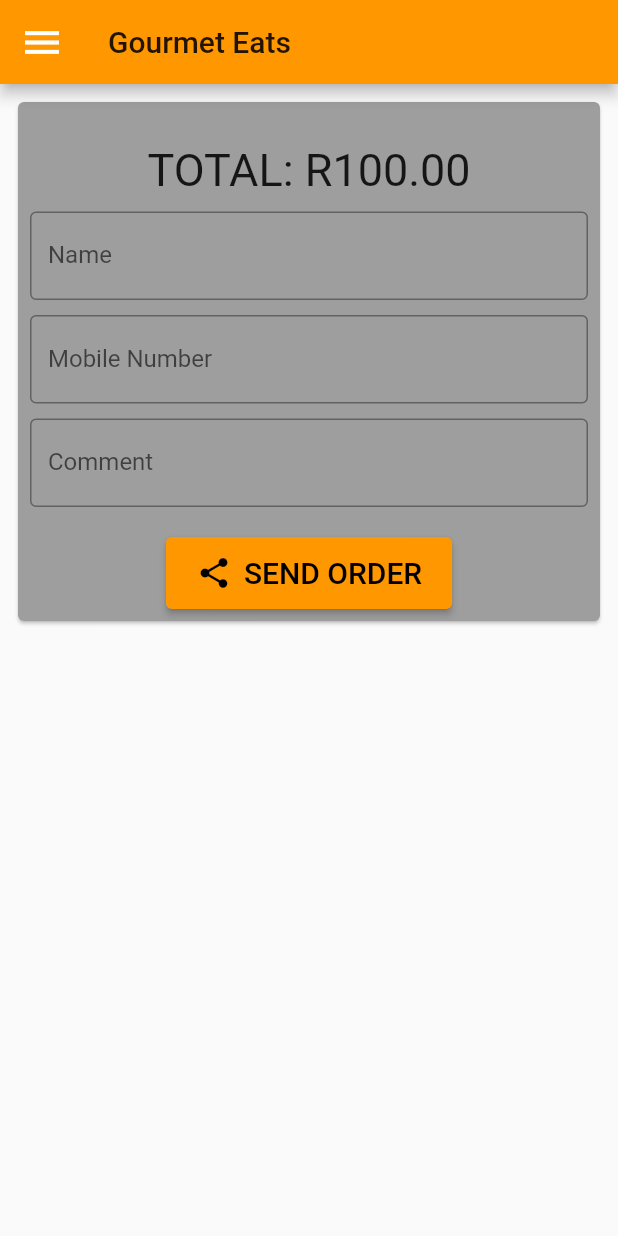
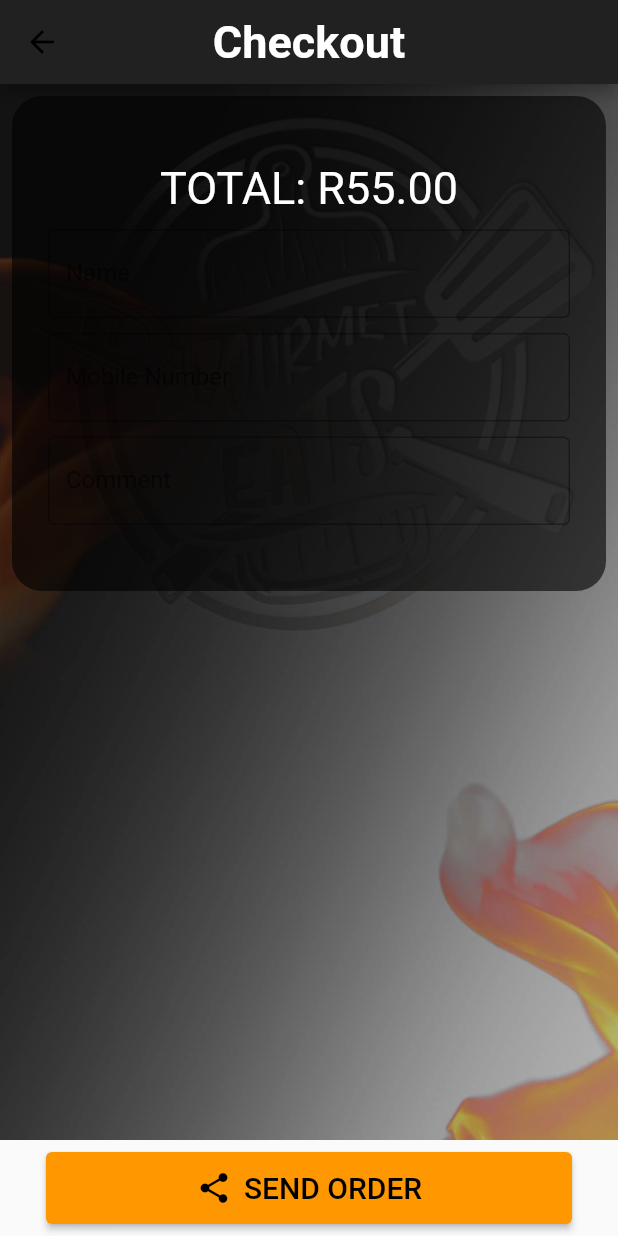
Before and after one commit to Mampuru/gourmet_eats, a Flutter app: the CheckoutView screen opened directly, on a phone screen of 412 x 824 dp. Run offline on Flutter 3.47's test engine with Material 2 defaults, Android fonts, the phone set to English and light mode, and no system bars; our stand-ins replace share.

Commit message:
updated the checkout view

```diff
--- a/lib/views/checkout_view.dart
+++ b/lib/views/checkout_view.dart
@@ -1,8 +1,7 @@
+import 'dart:ui';
+
 import 'package:flutter/material.dart';
-import 'package:fluttertoast/fluttertoast.dart';
 import 'package:gourmet_eats/constants.dart';
-import 'package:gourmet_eats/main.dart';
-import 'package:gourmet_eats/views/landing_view.dart';
 import 'package:gourmet_eats/widgets/share_button_widget.dart';
 import 'package:share/share.dart';
 
@@ -30,32 +29,40 @@ class CheckoutView extends StatelessWidget {
   @override
   Widget build(BuildContext context) {
     return Scaffold(
-      appBar: AppBar(
-        leading: Icon(Icons.menu,size:30,color: Colors.white,),
-        title: Text("Gourmet Eats"),
+      appBar:AppBar(
+        backgroundColor: Colors.grey[900],
+        centerTitle: true,
+        title: Text("Checkout",style: TextStyle(fontWeight: FontWeight.bold,color: Colors.white,fontSize: 30),),
       ),
-      body: SingleChildScrollView(
-        child: Container(
+      bottomNavigationBar: bottomBar(),
+      body: Container(
+        decoration: BoxDecoration(
+            image: DecorationImage(
+                image: AssetImage(BackgroundImage),
+                fit: BoxFit.cover,
+                colorFilter:  ColorFilter.mode(Colors.black.withOpacity(0.3),BlendMode.darken)
+            )
+        ),
+        child: Column(
+          mainAxisAlignment: MainAxisAlignment.start,
+          crossAxisAlignment: CrossAxisAlignment.stretch,
+          children: [
+            Center(
               child: Padding(
                 padding: const EdgeInsets.all(8.0),
-            child: buildContent(context),
-          ),
-        ),
-      ),
-    );
-  }
-
-  Widget buildContent(context){
-    return Card(
-      color: PrimaryColor,
-      child: Padding(
-        padding: const EdgeInsets.all(8.0),
+                child: buildBlur(
+                  borderRadius: BorderRadius.circular(20),
+                  child: Container(
+                    padding: EdgeInsets.all(24),
+                    width:  MediaQuery.of(context).size.width,
+                    color: Colors.black.withOpacity(0.6),
                     child: Column(
                       children: [
                         SizedBox(height: 20.0,),
-            Text("TOTAL: R100.00",style: TextStyle(fontSize: TitleText),),
+                        Text("TOTAL: R55.00",style: TextStyle(fontSize: TitleText,color: Colors.white),),
                         SizedBox(height: 10.0,),
                         TextField(
+                          style: TextStyle(color: Colors.white),
                           keyboardType: TextInputType.text,
                           decoration: InputDecoration(
                             focusColor: Colors.green,
@@ -78,42 +85,50 @@ class CheckoutView extends StatelessWidget {
                         TextField(
                           keyboardType: TextInputType.text,
                           decoration: InputDecoration(
-                focusColor: White,
-                fillColor: White,
+                            focusColor: Colors.white,
+                            fillColor: Colors.white,
                             labelText: 'Comment',
                             border: OutlineInputBorder(),
                           ),
                         ),
                         SizedBox(height: 20.0,),
-            // Center(
-            //   child: ConstrainedBox(
-            //     constraints: BoxConstraints.tightFor(width: 150.0,),
-            //     child: ElevatedButton(onPressed: () => {
-            //       Fluttertoast.showToast(
-            //         msg: "Thank you order has been placed",
-            //         toastLength: Toast.LENGTH_SHORT,
-            //         gravity: ToastGravity.CENTER,
-            //         timeInSecForIosWeb: 1,
-            //         backgroundColor: Colors.red,
-            //         textColor: Colors.white,
-            //         fontSize: 16.0
-            //       ),
-            //       Navigator.push(context, MaterialPageRoute(builder: (context) => MyApp()),)
-            //     }, child: Text("PLACE ORDER"),
-            //         style: ElevatedButton.styleFrom(primary: White)
-            //     ),
-            //   ),
-            // ),
-            ShareButtonWidget(onClicked: () {
-              Share.share(object.toString());
-            },)
+
+                      ],
+                    ),
+                  ),
+                ),
+              ),
+            )
           ],
         ),
       ),
     );
-
-
   }
 
+  Widget bottomBar(){
+    return Row(
+      mainAxisAlignment: MainAxisAlignment.spaceEvenly,
+      children: [
+        Padding(
+          padding: const EdgeInsets.all(8.0),
+          child: ShareButtonWidget(onClicked: () {
+            Share.share(object.toString());
+          },),
+        )
+      ],
+    );
+  }
 
+  Widget buildBlur({
+    @required Widget child,
+    BorderRadius borderRadius,
+    double sigmaX = 0,
+    double sigmaY = 0,
+  }) => ClipRRect(
+    borderRadius: borderRadius ?? BorderRadius.zero,
+    child: BackdropFilter(
+      filter: ImageFilter.blur(sigmaX: sigmaX,sigmaY: sigmaY),
+      child: child,
+    ),
+  );
 }
--- a/lib/widgets/share_button_widget.dart
+++ b/lib/widgets/share_button_widget.dart
@@ -11,7 +11,7 @@ class ShareButtonWidget extends StatelessWidget {
   @override
   Widget build(BuildContext context) => ElevatedButton.icon(
     style: ElevatedButton.styleFrom(
-      padding: EdgeInsets.symmetric(horizontal: 20, vertical: 12),
+      padding: EdgeInsets.symmetric(horizontal: 100, vertical: 12),
     ),
     label: Text('SEND ORDER', style: TextStyle(fontSize: 20)),
     icon: Icon(Icons.share),
```
Also changed, not shown: lib/views/build_burger/beef_view.dart (+23 -11 lines), lib/views/build_burger/chicken_view.dart (+2 -10 lines). Lines whose indentation alone changed are shown as unchanged.
